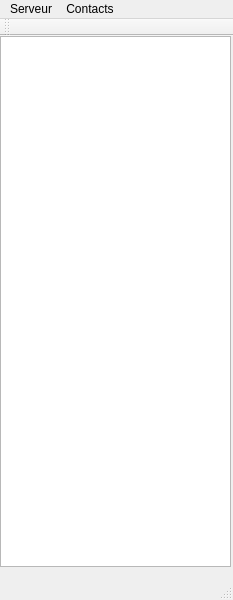
Above: charcorba-c++/Client/ui/mainwindow.ui from erz/charcorba before the change. Below: the same form after it.
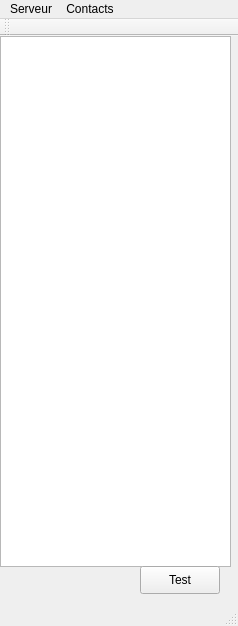
That is the form after the change.

```diff
--- a/charcorba-c++/Client/ui/mainwindow.ui
+++ b/charcorba-c++/Client/ui/mainwindow.ui
@@ -5,8 +5,8 @@
    <rect>
     <x>0</x>
     <y>0</y>
-    <width>233</width>
-    <height>600</height>
+    <width>238</width>
+    <height>626</height>
    </rect>
   </property>
   <property name="windowTitle" >
@@ -28,13 +28,26 @@
      </item>
     </layout>
    </widget>
+   <widget class="QPushButton" name="pushButton" >
+    <property name="geometry" >
+     <rect>
+      <x>140</x>
+      <y>530</y>
+      <width>80</width>
+      <height>28</height>
+     </rect>
+    </property>
+    <property name="text" >
+     <string>Test</string>
+    </property>
+   </widget>
   </widget>
   <widget class="QMenuBar" name="menubar" >
    <property name="geometry" >
     <rect>
      <x>0</x>
      <y>0</y>
-     <width>233</width>
+     <width>238</width>
      <height>26</height>
     </rect>
    </property>
```
